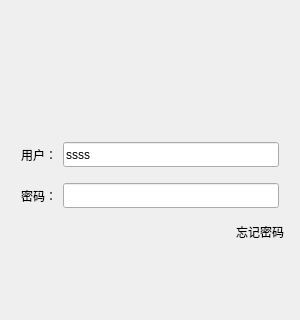
The window that client/zxnchat/logindialog.ui (PIGcanstudy/zxnChat) describes before a commit, drawn with Qt 5; both pictures show x 0 to 300 and y 0 to 320 of the 300 by 563 pixel window.
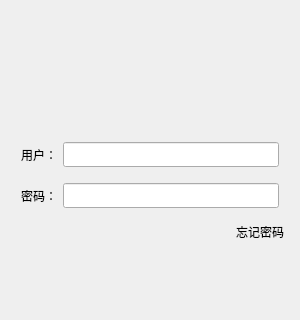
The same window after the commit. Icons and pictures are not drawn.

```diff
--- a/client/zxnchat/logindialog.ui
+++ b/client/zxnchat/logindialog.ui
@@ -133,7 +133,7 @@
           </size>
          </property>
          <property name="text">
-          <string>ssss</string>
+          <string/>
          </property>
         </widget>
        </item>
```
